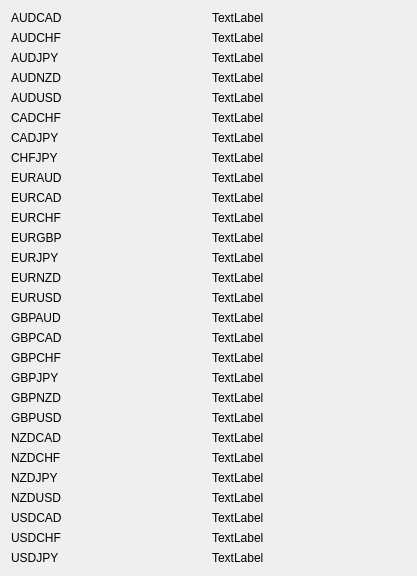
Qt form ui/scanner.ui (boyuhou/ScannerApp) before a commit.
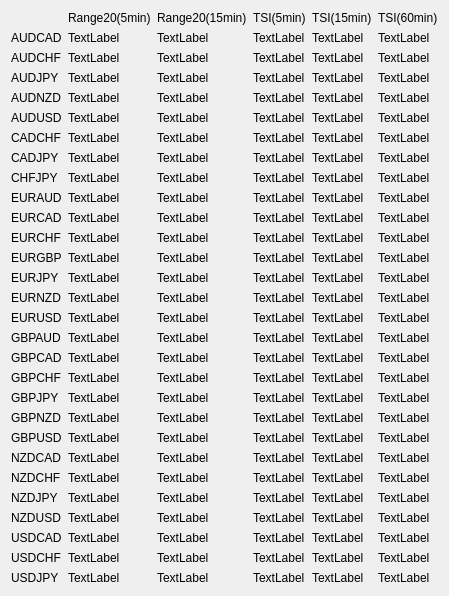
The same form after that commit.

Commit message: LG - modify UI, add columns

Diff of the .ui file:
```diff
--- a/ui/scanner.ui
+++ b/ui/scanner.ui
@@ -14,197 +14,198 @@
    <string>Dialog</string>
   </property>
   <layout class="QGridLayout" name="gridLayout_4">
-   <item row="18" column="0">
-    <widget class="QLabel" name="label_17">
+            <item row="1" column="0">
+                <widget class="QLabel" name="LABEL_AUDCAD">
      <property name="text">
-      <string>GBPJPY</string>
+                        <string>AUDCAD</string>
+                    </property>
+                </widget>
+            </item>
+            <item row="5" column="0">
+                <widget class="QLabel" name="LABEL_AUDUSD">
+                    <property name="text">
+                        <string>AUDUSD</string>
+                    </property>
+                </widget>
+            </item>
+            <item row="14" column="0">
+                <widget class="QLabel" name="LABEL_EURNZD">
+                    <property name="text">
+                        <string>EURNZD</string>
      </property>
     </widget>
    </item>
    <item row="19" column="0">
-    <widget class="QLabel" name="label_18">
+                <widget class="QLabel" name="LABEL_GBPJPY">
+                    <property name="text">
+                        <string>GBPJPY</string>
+                    </property>
+                </widget>
+            </item>
+            <item row="20" column="0">
+                <widget class="QLabel" name="LABEL_GBPNZD">
      <property name="text">
       <string>GBPNZD</string>
      </property>
     </widget>
    </item>
-   <item row="13" column="0">
-    <widget class="QLabel" name="label_28">
-     <property name="text">
-      <string>EURNZD</string>
-     </property>
-    </widget>
-   </item>
-   <item row="4" column="0">
-    <widget class="QLabel" name="label_6">
-     <property name="text">
-      <string>AUDUSD</string>
-     </property>
-    </widget>
-   </item>
-   <item row="9" column="0">
-    <widget class="QLabel" name="label_5">
-     <property name="text">
-      <string>EURCAD</string>
-     </property>
-    </widget>
-   </item>
-   <item row="6" column="0">
-    <widget class="QLabel" name="label_8">
+            <item row="7" column="0">
+                <widget class="QLabel" name="LABEL_CADJPY">
      <property name="text">
       <string>CADJPY</string>
      </property>
     </widget>
    </item>
-   <item row="10" column="0">
-    <widget class="QLabel" name="label_11">
+            <item row="11" column="0">
+                <widget class="QLabel" name="LABEL_EURCHF">
      <property name="text">
       <string>EURCHF</string>
      </property>
     </widget>
    </item>
-   <item row="2" column="0">
-    <widget class="QLabel" name="label_3">
-     <property name="text">
-      <string>AUDJPY</string>
-     </property>
-    </widget>
-   </item>
    <item row="3" column="0">
-    <widget class="QLabel" name="label_7">
+                <widget class="QLabel" name="LABEL_AUDJPY">
+                    <property name="text">
+                        <string>AUDJPY</string>
+                    </property>
+                </widget>
+            </item>
+            <item row="10" column="0">
+                <widget class="QLabel" name="LABEL_EURCAD">
+                    <property name="text">
+                        <string>EURCAD</string>
+                    </property>
+                </widget>
+            </item>
+            <item row="4" column="0">
+                <widget class="QLabel" name="LABEL_AUDNZD">
      <property name="text">
       <string>AUDNZD</string>
      </property>
     </widget>
    </item>
-   <item row="5" column="0">
-    <widget class="QLabel" name="label_4">
+            <item row="18" column="0">
+                <widget class="QLabel" name="LABEL_GBPCHF">
      <property name="text">
-      <string>CADCHF</string>
+                        <string>GBPCHF</string>
      </property>
     </widget>
    </item>
-   <item row="7" column="0">
-    <widget class="QLabel" name="label_9">
+            <item row="8" column="0">
+                <widget class="QLabel" name="LABEL_CHFJPY">
      <property name="text">
       <string>CHFJPY</string>
      </property>
     </widget>
    </item>
-   <item row="12" column="0">
-    <widget class="QLabel" name="label_12">
+            <item row="6" column="0">
+                <widget class="QLabel" name="LABEL_CADCHF">
+                    <property name="text">
+                        <string>CADCHF</string>
+                    </property>
+                </widget>
+            </item>
+            <item row="13" column="0">
+                <widget class="QLabel" name="LABEL_EURJPY">
      <property name="text">
       <string>EURJPY</string>
      </property>
     </widget>
    </item>
-   <item row="17" column="0">
-    <widget class="QLabel" name="label_16">
+            <item row="9" column="0">
+                <widget class="QLabel" name="LABEL_EURAUD">
      <property name="text">
-      <string>GBPCHF</string>
-     </property>
-    </widget>
-   </item>
-   <item row="20" column="0">
-    <widget class="QLabel" name="label_19">
-     <property name="text">
-      <string>GBPUSD</string>
-     </property>
-    </widget>
-   </item>
-   <item row="21" column="0">
-    <widget class="QLabel" name="label_20">
-     <property name="text">
-      <string>NZDCAD</string>
+                        <string>EURAUD</string>
      </property>
     </widget>
    </item>
    <item row="22" column="0">
-    <widget class="QLabel" name="label_21">
+                <widget class="QLabel" name="LABEL_NZDCAD">
+                    <property name="text">
+                        <string>NZDCAD</string>
+                    </property>
+                </widget>
+            </item>
+            <item row="21" column="0">
+                <widget class="QLabel" name="LABEL_GBPUSD">
+                    <property name="text">
+                        <string>GBPUSD</string>
+                    </property>
+                </widget>
+            </item>
+            <item row="23" column="0">
+                <widget class="QLabel" name="LABEL_NZDCHF">
      <property name="text">
       <string>NZDCHF</string>
      </property>
     </widget>
    </item>
-   <item row="0" column="0">
-    <widget class="QLabel" name="label">
-     <property name="text">
-      <string>AUDCAD</string>
-     </property>
-    </widget>
-   </item>
-   <item row="8" column="0">
-    <widget class="QLabel" name="label_10">
-     <property name="text">
-      <string>EURAUD</string>
-     </property>
-    </widget>
-   </item>
-   <item row="14" column="0">
-    <widget class="QLabel" name="label_13">
+            <item row="15" column="0">
+                <widget class="QLabel" name="LABEL_EURUSD">
      <property name="text">
       <string>EURUSD</string>
      </property>
     </widget>
    </item>
-   <item row="16" column="0">
-    <widget class="QLabel" name="label_15">
-     <property name="text">
-      <string>GBPCAD</string>
-     </property>
-    </widget>
-   </item>
-   <item row="23" column="0">
-    <widget class="QLabel" name="label_26">
+            <item row="24" column="0">
+                <widget class="QLabel" name="LABEL_NZDJPY">
      <property name="text">
       <string>NZDJPY</string>
      </property>
     </widget>
    </item>
-   <item row="1" column="0">
-    <widget class="QLabel" name="label_2">
+            <item row="2" column="0">
+                <widget class="QLabel" name="LABEL_AUDCHF">
      <property name="text">
       <string>AUDCHF</string>
      </property>
     </widget>
    </item>
-   <item row="11" column="0">
-    <widget class="QLabel" name="label_27">
+            <item row="12" column="0">
+                <widget class="QLabel" name="LABEL_EURGBP">
      <property name="text">
       <string>EURGBP</string>
      </property>
     </widget>
    </item>
-   <item row="15" column="0">
-    <widget class="QLabel" name="label_14">
+            <item row="16" column="0">
+                <widget class="QLabel" name="LABEL_GBPAUD">
      <property name="text">
       <string>GBPAUD</string>
      </property>
     </widget>
    </item>
-   <item row="26" column="0">
-    <widget class="QLabel" name="label_23">
+            <item row="17" column="0">
+                <widget class="QLabel" name="LABEL_GBPCAD">
      <property name="text">
-      <string>USDCHF</string>
+                        <string>GBPCAD</string>
      </property>
     </widget>
    </item>
    <item row="25" column="0">
-    <widget class="QLabel" name="label_24">
-     <property name="text">
-      <string>USDCAD</string>
-     </property>
-    </widget>
-   </item>
-   <item row="24" column="0">
-    <widget class="QLabel" name="label_25">
+                <widget class="QLabel" name="LABEL_NZDUSD">
      <property name="text">
       <string>NZDUSD</string>
      </property>
     </widget>
    </item>
+
+            <item row="26" column="0">
+                <widget class="QLabel" name="LABEL_USDCAD">
+                    <property name="text">
+                        <string>USDCAD</string>
+                    </property>
+                </widget>
+            </item>
    <item row="27" column="0">
-    <widget class="QLabel" name="label_22">
+                <widget class="QLabel" name="LABEL_USDCHF">
+                    <property name="text">
+                        <string>USDCHF</string>
+                    </property>
+                </widget>
+            </item>
+            <item row="28" column="0">
+                <widget class="QLabel" name="LABEL_USDJPY">
      <property name="text">
       <string>USDJPY</string>
      </property>
@@ -213,7 +214,7 @@
    <item row="0" column="1">
     <widget class="QLabel" name="AUDCAD_PRICE">
      <property name="text">
-      <string>TextLabel</string>
+                        <string>Range20(5min)</string>
      </property>
     </widget>
    </item>
@@ -400,7 +401,829 @@
     </widget>
    </item>
    <item row="27" column="1">
-    <widget class="QLabel" name="USDJPY_PRICE">
+                <widget class="QLabel" name="range20min5_USDCHF">
+                    <property name="text">
+                        <string>TextLabel</string>
+                    </property>
+                </widget>
+            </item>
+            <item row="28" column="1">
+                <widget class="QLabel" name="range20min5_USDJPY">
+                    <property name="text">
+                        <string>TextLabel</string>
+                    </property>
+                </widget>
+            </item>
+            <item row="0" column="2">
+                <widget class="QLabel" name="range20min15title">
+                    <property name="text">
+                        <string>Range20(15min)</string>
+                    </property>
+                </widget>
+            </item>
+            <item row="1" column="2">
+                <widget class="QLabel" name="range20min15_AUDCAD">
+                    <property name="text">
+                        <string>TextLabel</string>
+                    </property>
+                </widget>
+            </item>
+            <item row="2" column="2">
+                <widget class="QLabel" name="range20min15_AUDCHF">
+                    <property name="text">
+                        <string>TextLabel</string>
+                    </property>
+                </widget>
+            </item>
+            <item row="3" column="2">
+                <widget class="QLabel" name="range20min15_AUDJPY">
+                    <property name="text">
+                        <string>TextLabel</string>
+                    </property>
+                </widget>
+            </item>
+            <item row="4" column="2">
+                <widget class="QLabel" name="range20min15_AUDNZD">
+                    <property name="text">
+                        <string>TextLabel</string>
+                    </property>
+                </widget>
+            </item>
+            <item row="5" column="2">
+                <widget class="QLabel" name="range20min15_AUDUSD">
+                    <property name="text">
+                        <string>TextLabel</string>
+                    </property>
+                </widget>
+            </item>
+            <item row="6" column="2">
+                <widget class="QLabel" name="range20min15_CADCHF">
+                    <property name="text">
+                        <string>TextLabel</string>
+                    </property>
+                </widget>
+            </item>
+            <item row="7" column="2">
+                <widget class="QLabel" name="range20min15_CADJPY">
+                    <property name="text">
+                        <string>TextLabel</string>
+                    </property>
+                </widget>
+            </item>
+            <item row="8" column="2">
+                <widget class="QLabel" name="range20min15_CHFJPY">
+                    <property name="text">
+                        <string>TextLabel</string>
+                    </property>
+                </widget>
+            </item>
+            <item row="9" column="2">
+                <widget class="QLabel" name="range20min15_EURAUD">
+                    <property name="text">
+                        <string>TextLabel</string>
+                    </property>
+                </widget>
+            </item>
+            <item row="10" column="2">
+                <widget class="QLabel" name="range20min15_EURCAD">
+                    <property name="text">
+                        <string>TextLabel</string>
+                    </property>
+                </widget>
+            </item>
+            <item row="11" column="2">
+                <widget class="QLabel" name="range20min15_EURCHF">
+                    <property name="text">
+                        <string>TextLabel</string>
+                    </property>
+                </widget>
+            </item>
+            <item row="12" column="2">
+                <widget class="QLabel" name="range20min15_EURGBP">
+                    <property name="text">
+                        <string>TextLabel</string>
+                    </property>
+                </widget>
+            </item>
+            <item row="13" column="2">
+                <widget class="QLabel" name="range20min15_EURJPY">
+                    <property name="text">
+                        <string>TextLabel</string>
+                    </property>
+                </widget>
+            </item>
+            <item row="14" column="2">
+                <widget class="QLabel" name="range20min15_EURNZD">
+                    <property name="text">
+                        <string>TextLabel</string>
+                    </property>
+                </widget>
+            </item>
+            <item row="15" column="2">
+                <widget class="QLabel" name="range20min15_EURUSD">
+                    <property name="text">
+                        <string>TextLabel</string>
+                    </property>
+                </widget>
+            </item>
+            <item row="16" column="2">
+                <widget class="QLabel" name="range20min15_GBPAUD">
+                    <property name="text">
+                        <string>TextLabel</string>
+                    </property>
+                </widget>
+            </item>
+            <item row="17" column="2">
+                <widget class="QLabel" name="range20min15_GBPCAD">
+                    <property name="text">
+                        <string>TextLabel</string>
+                    </property>
+                </widget>
+            </item>
+            <item row="18" column="2">
+                <widget class="QLabel" name="range20min15_GBPCHF">
+                    <property name="text">
+                        <string>TextLabel</string>
+                    </property>
+                </widget>
+            </item>
+            <item row="19" column="2">
+                <widget class="QLabel" name="range20min15_GBPJPY">
+                    <property name="text">
+                        <string>TextLabel</string>
+                    </property>
+                </widget>
+            </item>
+            <item row="20" column="2">
+                <widget class="QLabel" name="range20min15_GBPNZD">
+                    <property name="text">
+                        <string>TextLabel</string>
+                    </property>
+                </widget>
+            </item>
+            <item row="21" column="2">
+                <widget class="QLabel" name="range20min15_GBPUSD">
+                    <property name="text">
+                        <string>TextLabel</string>
+                    </property>
+                </widget>
+            </item>
+            <item row="22" column="2">
+                <widget class="QLabel" name="range20min15_NZDCAD">
+                    <property name="text">
+                        <string>TextLabel</string>
+                    </property>
+                </widget>
+            </item>
+            <item row="23" column="2">
+                <widget class="QLabel" name="range20min15_NZDCHF">
+                    <property name="text">
+                        <string>TextLabel</string>
+                    </property>
+                </widget>
+            </item>
+            <item row="24" column="2">
+                <widget class="QLabel" name="range20min15_NZDJPY">
+                    <property name="text">
+                        <string>TextLabel</string>
+                    </property>
+                </widget>
+            </item>
+            <item row="25" column="2">
+                <widget class="QLabel" name="range20min15_NZDUSD">
+                    <property name="text">
+                        <string>TextLabel</string>
+                    </property>
+                </widget>
+            </item>
+            <item row="26" column="2">
+                <widget class="QLabel" name="range20min15_USDCAD">
+                    <property name="text">
+                        <string>TextLabel</string>
+                    </property>
+                </widget>
+            </item>
+            <item row="27" column="2">
+                <widget class="QLabel" name="range20min15_USDCHF">
+                    <property name="text">
+                        <string>TextLabel</string>
+                    </property>
+                </widget>
+            </item>
+            <item row="28" column="2">
+                <widget class="QLabel" name="range20min15_USDJPY">
+                    <property name="text">
+                        <string>TextLabel</string>
+                    </property>
+                </widget>
+            </item>
+
+            <item row="0" column="3">
+                <widget class="QLabel" name="tsi5title">
+                    <property name="text">
+                        <string>TSI(5min)</string>
+                    </property>
+                </widget>
+            </item>
+            <item row="1" column="3">
+                <widget class="QLabel" name="tsi5_AUDCAD">
+                    <property name="text">
+                        <string>TextLabel</string>
+                    </property>
+                </widget>
+            </item>
+            <item row="2" column="3">
+                <widget class="QLabel" name="tsi5_AUDCHF">
+                    <property name="text">
+                        <string>TextLabel</string>
+                    </property>
+                </widget>
+            </item>
+            <item row="3" column="3">
+                <widget class="QLabel" name="tsi5_AUDJPY">
+                    <property name="text">
+                        <string>TextLabel</string>
+                    </property>
+                </widget>
+            </item>
+            <item row="4" column="3">
+                <widget class="QLabel" name="tsi5_AUDNZD">
+                    <property name="text">
+                        <string>TextLabel</string>
+                    </property>
+                </widget>
+            </item>
+            <item row="5" column="3">
+                <widget class="QLabel" name="tsi5_AUDUSD">
+                    <property name="text">
+                        <string>TextLabel</string>
+                    </property>
+                </widget>
+            </item>
+            <item row="6" column="3">
+                <widget class="QLabel" name="tsi5_CADCHF">
+                    <property name="text">
+                        <string>TextLabel</string>
+                    </property>
+                </widget>
+            </item>
+            <item row="7" column="3">
+                <widget class="QLabel" name="tsi5_CADJPY">
+                    <property name="text">
+                        <string>TextLabel</string>
+                    </property>
+                </widget>
+            </item>
+            <item row="8" column="3">
+                <widget class="QLabel" name="tsi5_CHFJPY">
+                    <property name="text">
+                        <string>TextLabel</string>
+                    </property>
+                </widget>
+            </item>
+            <item row="9" column="3">
+                <widget class="QLabel" name="tsi5_EURAUD">
+                    <property name="text">
+                        <string>TextLabel</string>
+                    </property>
+                </widget>
+            </item>
+            <item row="10" column="3">
+                <widget class="QLabel" name="tsi5_EURCAD">
+                    <property name="text">
+                        <string>TextLabel</string>
+                    </property>
+                </widget>
+            </item>
+            <item row="11" column="3">
+                <widget class="QLabel" name="tsi5_EURCHF">
+                    <property name="text">
+                        <string>TextLabel</string>
+                    </property>
+                </widget>
+            </item>
+            <item row="12" column="3">
+                <widget class="QLabel" name="tsi5_EURGBP">
+                    <property name="text">
+                        <string>TextLabel</string>
+                    </property>
+                </widget>
+            </item>
+            <item row="13" column="3">
+                <widget class="QLabel" name="tsi5_EURJPY">
+                    <property name="text">
+                        <string>TextLabel</string>
+                    </property>
+                </widget>
+            </item>
+            <item row="14" column="3">
+                <widget class="QLabel" name="tsi5_EURNZD">
+                    <property name="text">
+                        <string>TextLabel</string>
+                    </property>
+                </widget>
+            </item>
+            <item row="15" column="3">
+                <widget class="QLabel" name="tsi5_EURUSD">
+                    <property name="text">
+                        <string>TextLabel</string>
+                    </property>
+                </widget>
+            </item>
+            <item row="16" column="3">
+                <widget class="QLabel" name="tsi5_GBPAUD">
+                    <property name="text">
+                        <string>TextLabel</string>
+                    </property>
+                </widget>
+            </item>
+            <item row="17" column="3">
+                <widget class="QLabel" name="tsi5_GBPCAD">
+                    <property name="text">
+                        <string>TextLabel</string>
+                    </property>
+                </widget>
+            </item>
+            <item row="18" column="3">
+                <widget class="QLabel" name="tsi5_GBPCHF">
+                    <property name="text">
+                        <string>TextLabel</string>
+                    </property>
+                </widget>
+            </item>
+            <item row="19" column="3">
+                <widget class="QLabel" name="tsi5_GBPJPY">
+                    <property name="text">
+                        <string>TextLabel</string>
+                    </property>
+                </widget>
+            </item>
+            <item row="20" column="3">
+                <widget class="QLabel" name="tsi5_GBPNZD">
+                    <property name="text">
+                        <string>TextLabel</string>
+                    </property>
+                </widget>
+            </item>
+            <item row="21" column="3">
+                <widget class="QLabel" name="tsi5_GBPUSD">
+                    <property name="text">
+                        <string>TextLabel</string>
+                    </property>
+                </widget>
+            </item>
+            <item row="22" column="3">
+                <widget class="QLabel" name="tsi5_NZDCAD">
+                    <property name="text">
+                        <string>TextLabel</string>
+                    </property>
+                </widget>
+            </item>
+            <item row="23" column="3">
+                <widget class="QLabel" name="tsi5_NZDCHF">
+                    <property name="text">
+                        <string>TextLabel</string>
+                    </property>
+                </widget>
+            </item>
+            <item row="24" column="3">
+                <widget class="QLabel" name="tsi5_NZDJPY">
+                    <property name="text">
+                        <string>TextLabel</string>
+                    </property>
+                </widget>
+            </item>
+            <item row="25" column="3">
+                <widget class="QLabel" name="tsi5_NZDUSD">
+                    <property name="text">
+                        <string>TextLabel</string>
+                    </property>
+                </widget>
+            </item>
+            <item row="26" column="3">
+                <widget class="QLabel" name="tsi5_USDCAD">
+                    <property name="text">
+                        <string>TextLabel</string>
+                    </property>
+                </widget>
+            </item>
+            <item row="27" column="3">
+                <widget class="QLabel" name="tsi5_USDCHF">
+                    <property name="text">
+                        <string>TextLabel</string>
+                    </property>
+                </widget>
+            </item>
+            <item row="28" column="3">
+                <widget class="QLabel" name="tsi5_USDJPY">
+                    <property name="text">
+                        <string>TextLabel</string>
+                    </property>
+                </widget>
+            </item>
+
+            <item row="0" column="4">
+                <widget class="QLabel" name="tsi15title">
+                    <property name="text">
+                        <string>TSI(15min)</string>
+                    </property>
+                </widget>
+            </item>
+            <item row="1" column="4">
+                <widget class="QLabel" name="tsi15_AUDCAD">
+                    <property name="text">
+                        <string>TextLabel</string>
+                    </property>
+                </widget>
+            </item>
+            <item row="2" column="4">
+                <widget class="QLabel" name="tsi15_AUDCHF">
+                    <property name="text">
+                        <string>TextLabel</string>
+                    </property>
+                </widget>
+            </item>
+            <item row="3" column="4">
+                <widget class="QLabel" name="tsi15_AUDJPY">
+                    <property name="text">
+                        <string>TextLabel</string>
+                    </property>
+                </widget>
+            </item>
+            <item row="4" column="4">
+                <widget class="QLabel" name="tsi15_AUDNZD">
+                    <property name="text">
+                        <string>TextLabel</string>
+                    </property>
+                </widget>
+            </item>
+            <item row="5" column="4">
+                <widget class="QLabel" name="tsi15_AUDUSD">
+                    <property name="text">
+                        <string>TextLabel</string>
+                    </property>
+                </widget>
+            </item>
+            <item row="6" column="4">
+                <widget class="QLabel" name="tsi15_CADCHF">
+                    <property name="text">
+                        <string>TextLabel</string>
+                    </property>
+                </widget>
+            </item>
+            <item row="7" column="4">
+                <widget class="QLabel" name="tsi15_CADJPY">
+                    <property name="text">
+                        <string>TextLabel</string>
+                    </property>
+                </widget>
+            </item>
+            <item row="8" column="4">
+                <widget class="QLabel" name="tsi15_CHFJPY">
+                    <property name="text">
+                        <string>TextLabel</string>
+                    </property>
+                </widget>
+            </item>
+            <item row="9" column="4">
+                <widget class="QLabel" name="tsi15_EURAUD">
+                    <property name="text">
+                        <string>TextLabel</string>
+                    </property>
+                </widget>
+            </item>
+            <item row="10" column="4">
+                <widget class="QLabel" name="tsi15_EURCAD">
+                    <property name="text">
+                        <string>TextLabel</string>
+                    </property>
+                </widget>
+            </item>
+            <item row="11" column="4">
+                <widget class="QLabel" name="tsi15_EURCHF">
+                    <property name="text">
+                        <string>TextLabel</string>
+                    </property>
+                </widget>
+            </item>
+            <item row="12" column="4">
+                <widget class="QLabel" name="tsi15_EURGBP">
+                    <property name="text">
+                        <string>TextLabel</string>
+                    </property>
+                </widget>
+            </item>
+            <item row="13" column="4">
+                <widget class="QLabel" name="tsi15_EURJPY">
+                    <property name="text">
+                        <string>TextLabel</string>
+                    </property>
+                </widget>
+            </item>
+            <item row="14" column="4">
+                <widget class="QLabel" name="tsi15_EURNZD">
+                    <property name="text">
+                        <string>TextLabel</string>
+                    </property>
+                </widget>
+            </item>
+            <item row="15" column="4">
+                <widget class="QLabel" name="tsi15_EURUSD">
+                    <property name="text">
+                        <string>TextLabel</string>
+                    </property>
+                </widget>
+            </item>
+            <item row="16" column="4">
+                <widget class="QLabel" name="tsi15_GBPAUD">
+                    <property name="text">
+                        <string>TextLabel</string>
+                    </property>
+                </widget>
+            </item>
+            <item row="17" column="4">
+                <widget class="QLabel" name="tsi15_GBPCAD">
+                    <property name="text">
+                        <string>TextLabel</string>
+                    </property>
+                </widget>
+            </item>
+            <item row="18" column="4">
+                <widget class="QLabel" name="tsi15_GBPCHF">
+                    <property name="text">
+                        <string>TextLabel</string>
+                    </property>
+                </widget>
+            </item>
+            <item row="19" column="4">
+                <widget class="QLabel" name="tsi15_GBPJPY">
+                    <property name="text">
+                        <string>TextLabel</string>
+                    </property>
+                </widget>
+            </item>
+            <item row="20" column="4">
+                <widget class="QLabel" name="tsi15_GBPNZD">
+                    <property name="text">
+                        <string>TextLabel</string>
+                    </property>
+                </widget>
+            </item>
+            <item row="21" column="4">
+                <widget class="QLabel" name="tsi15_GBPUSD">
+                    <property name="text">
+                        <string>TextLabel</string>
+                    </property>
+                </widget>
+            </item>
+            <item row="22" column="4">
+                <widget class="QLabel" name="tsi15_NZDCAD">
+                    <property name="text">
+                        <string>TextLabel</string>
+                    </property>
+                </widget>
+            </item>
+            <item row="23" column="4">
+                <widget class="QLabel" name="tsi15_NZDCHF">
+                    <property name="text">
+                        <string>TextLabel</string>
+                    </property>
+                </widget>
+            </item>
+            <item row="24" column="4">
+                <widget class="QLabel" name="tsi15_NZDJPY">
+                    <property name="text">
+                        <string>TextLabel</string>
+                    </property>
+                </widget>
+            </item>
+            <item row="25" column="4">
+                <widget class="QLabel" name="tsi15_NZDUSD">
+                    <property name="text">
+                        <string>TextLabel</string>
+                    </property>
+                </widget>
+            </item>
+            <item row="26" column="4">
+                <widget class="QLabel" name="tsi15_USDCAD">
+                    <property name="text">
+                        <string>TextLabel</string>
+                    </property>
+                </widget>
+            </item>
+            <item row="27" column="4">
+                <widget class="QLabel" name="tsi15_USDCHF">
+                    <property name="text">
+                        <string>TextLabel</string>
+                    </property>
+                </widget>
+            </item>
+            <item row="28" column="4">
+                <widget class="QLabel" name="tsi15_USDJPY">
+                    <property name="text">
+                        <string>TextLabel</string>
+                    </property>
+                </widget>
+            </item>
+
+            <item row="0" column="5">
+                <widget class="QLabel" name="tsi60title">
+                    <property name="text">
+                        <string>TSI(60min)</string>
+                    </property>
+                </widget>
+            </item>
+            <item row="1" column="5">
+                <widget class="QLabel" name="tsi60_AUDCAD">
+                    <property name="text">
+                        <string>TextLabel</string>
+                    </property>
+                </widget>
+            </item>
+            <item row="2" column="5">
+                <widget class="QLabel" name="tsi60_AUDCHF">
+                    <property name="text">
+                        <string>TextLabel</string>
+                    </property>
+                </widget>
+            </item>
+            <item row="3" column="5">
+                <widget class="QLabel" name="tsi60_AUDJPY">
+                    <property name="text">
+                        <string>TextLabel</string>
+                    </property>
+                </widget>
+            </item>
+            <item row="4" column="5">
+                <widget class="QLabel" name="tsi60_AUDNZD">
+                    <property name="text">
+                        <string>TextLabel</string>
+                    </property>
+                </widget>
+            </item>
+            <item row="5" column="5">
+                <widget class="QLabel" name="tsi60_AUDUSD">
+                    <property name="text">
+                        <string>TextLabel</string>
+                    </property>
+                </widget>
+            </item>
+            <item row="6" column="5">
+                <widget class="QLabel" name="tsi60_CADCHF">
+                    <property name="text">
+                        <string>TextLabel</string>
+                    </property>
+                </widget>
+            </item>
+            <item row="7" column="5">
+                <widget class="QLabel" name="tsi60_CADJPY">
+                    <property name="text">
+                        <string>TextLabel</string>
+                    </property>
+                </widget>
+            </item>
+            <item row="8" column="5">
+                <widget class="QLabel" name="tsi60_CHFJPY">
+                    <property name="text">
+                        <string>TextLabel</string>
+                    </property>
+                </widget>
+            </item>
+            <item row="9" column="5">
+                <widget class="QLabel" name="tsi60_EURAUD">
+                    <property name="text">
+                        <string>TextLabel</string>
+                    </property>
+                </widget>
+            </item>
+            <item row="10" column="5">
+                <widget class="QLabel" name="tsi60_EURCAD">
+                    <property name="text">
+                        <string>TextLabel</string>
+                    </property>
+                </widget>
+            </item>
+            <item row="11" column="5">
+                <widget class="QLabel" name="tsi60_EURCHF">
+                    <property name="text">
+                        <string>TextLabel</string>
+                    </property>
+                </widget>
+            </item>
+            <item row="12" column="5">
+                <widget class="QLabel" name="tsi60_EURGBP">
+                    <property name="text">
+                        <string>TextLabel</string>
+                    </property>
+                </widget>
+            </item>
+            <item row="13" column="5">
+                <widget class="QLabel" name="tsi60_EURJPY">
+                    <property name="text">
+                        <string>TextLabel</string>
+                    </property>
+                </widget>
+            </item>
+            <item row="14" column="5">
+                <widget class="QLabel" name="tsi60_EURNZD">
+                    <property name="text">
+                        <string>TextLabel</string>
+                    </property>
+                </widget>
+            </item>
+            <item row="15" column="5">
+                <widget class="QLabel" name="tsi60_EURUSD">
+                    <property name="text">
+                        <string>TextLabel</string>
+                    </property>
+                </widget>
+            </item>
+            <item row="16" column="5">
+                <widget class="QLabel" name="tsi60_GBPAUD">
+                    <property name="text">
+                        <string>TextLabel</string>
+                    </property>
+                </widget>
+            </item>
+            <item row="17" column="5">
+                <widget class="QLabel" name="tsi60_GBPCAD">
+                    <property name="text">
+                        <string>TextLabel</string>
+                    </property>
+                </widget>
+            </item>
+            <item row="18" column="5">
+                <widget class="QLabel" name="tsi60_GBPCHF">
+                    <property name="text">
+                        <string>TextLabel</string>
+                    </property>
+                </widget>
+            </item>
+            <item row="19" column="5">
+                <widget class="QLabel" name="tsi60_GBPJPY">
+                    <property name="text">
+                        <string>TextLabel</string>
+                    </property>
+                </widget>
+            </item>
+            <item row="20" column="5">
+                <widget class="QLabel" name="tsi60_GBPNZD">
+                    <property name="text">
+                        <string>TextLabel</string>
+                    </property>
+                </widget>
+            </item>
+            <item row="21" column="5">
+                <widget class="QLabel" name="tsi60_GBPUSD">
+                    <property name="text">
+                        <string>TextLabel</string>
+                    </property>
+                </widget>
+            </item>
+            <item row="22" column="5">
+                <widget class="QLabel" name="tsi60_NZDCAD">
+                    <property name="text">
+                        <string>TextLabel</string>
+                    </property>
+                </widget>
+            </item>
+            <item row="23" column="5">
+                <widget class="QLabel" name="tsi60_NZDCHF">
+                    <property name="text">
+                        <string>TextLabel</string>
+                    </property>
+                </widget>
+            </item>
+            <item row="24" column="5">
+                <widget class="QLabel" name="tsi60_NZDJPY">
+                    <property name="text">
+                        <string>TextLabel</string>
+                    </property>
+                </widget>
+            </item>
+            <item row="25" column="5">
+                <widget class="QLabel" name="tsi60_NZDUSD">
+                    <property name="text">
+                        <string>TextLabel</string>
+                    </property>
+                </widget>
+            </item>
+            <item row="26" column="5">
+                <widget class="QLabel" name="tsi60_USDCAD">
+                    <property name="text">
+                        <string>TextLabel</string>
+                    </property>
+                </widget>
+            </item>
+            <item row="27" column="5">
+                <widget class="QLabel" name="tsi60_USDCHF">
+                    <property name="text">
+                        <string>TextLabel</string>
+                    </property>
+                </widget>
+            </item>
+            <item row="28" column="5">
+                <widget class="QLabel" name="tsi60_USDJPY">
      <property name="text">
       <string>TextLabel</string>
      </property>
```
Left out of the diff: 54 changed lines with no effect on the pictures. Lines whose indentation alone changed are shown as unchanged. The commit also changes 3 other files.
